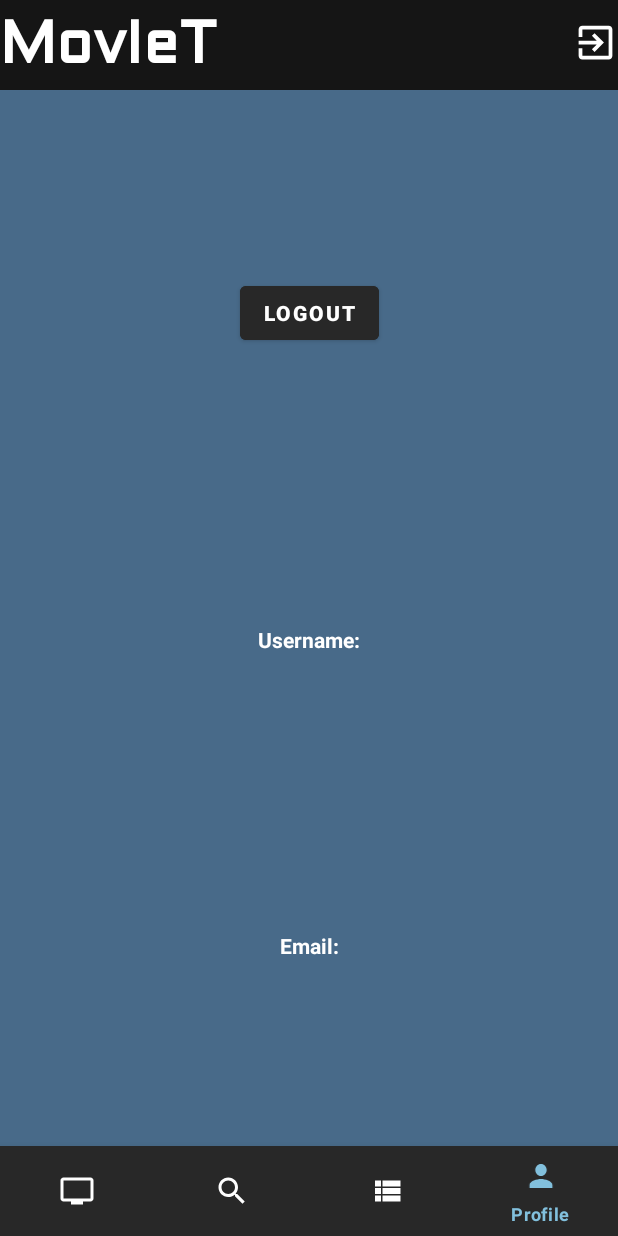
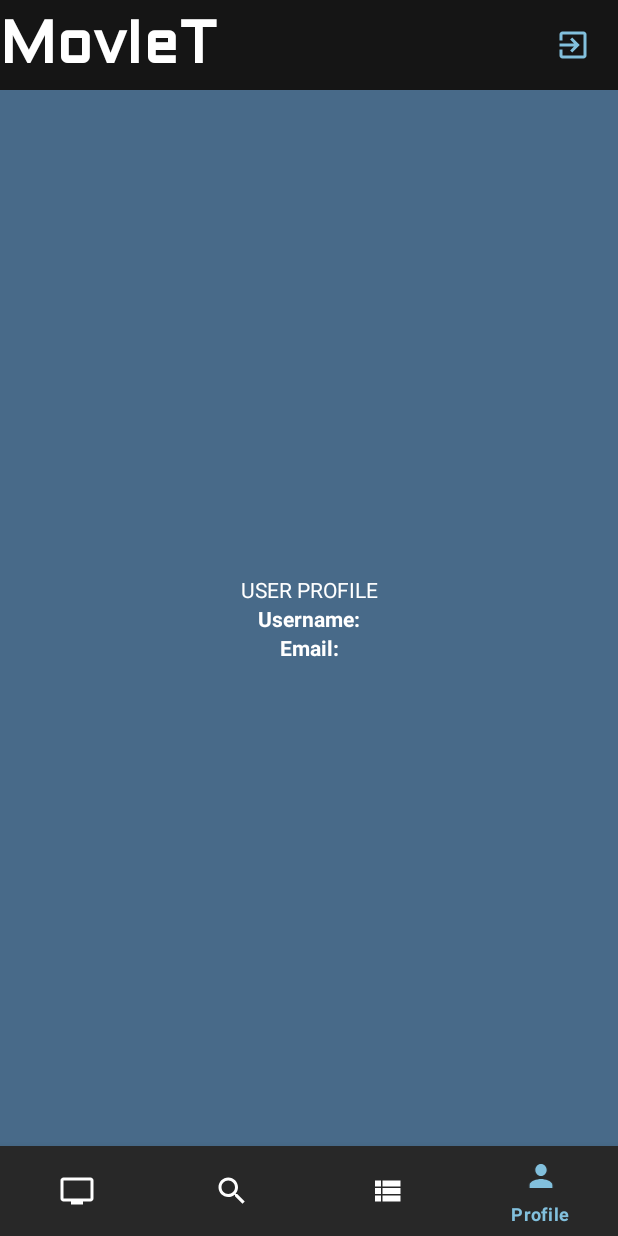
Before and after one commit to parisgiakoum/MovIeT-Android_Movie_Experience, an Android app: the MovieListsActivity screen opened directly, with no data from a screen before it, item 4 of the bottom bar chosen, on a phone screen of 412 x 824 dp. Run offline under Robolectric (Android 15) with nearby library versions, the phone set to English and light mode, and no system bars; our stand-ins replace Firebase (no records; nobody signed in at launch, a user with empty details on screens opened directly); network calls fail.

Commit message:
Moved logout functionality to top bar - changed button shape

```diff
--- a/app/src/main/java/com/regen21/moviet/MovieLists/MovieListsActivity.java
+++ b/app/src/main/java/com/regen21/moviet/MovieLists/MovieListsActivity.java
@@ -14,6 +14,8 @@ import androidx.appcompat.app.AppCompatActivity;
 import android.content.Intent;
 import android.os.Bundle;
 import android.view.MenuItem;
+import android.view.View;
+import android.widget.Button;
 import android.widget.Toast;
 
 public class MovieListsActivity extends AppCompatActivity {
@@ -23,10 +25,25 @@ public class MovieListsActivity extends AppCompatActivity {
         super.onCreate(savedInstanceState);
         setContentView(R.layout.activity_lists);
 
+
+        // MENUS
+        Button logoutBnt = findViewById(R.id.logout_btn);
+        if(FirebaseAuth.getInstance().getCurrentUser() != null) {
+            logoutBnt.setOnClickListener(new View.OnClickListener() {
+                @Override
+                public void onClick(View v) {
+                    FirebaseAuth.getInstance().signOut();
+                    Toast.makeText(getApplicationContext(), getString(R.string.logout_success), Toast.LENGTH_SHORT).show();
+                    logoutBnt.setVisibility(View.GONE);
+                }
+            });
+        }
+        else {
+            logoutBnt.setVisibility(View.GONE);
+        }
+
         //Find bottom nav view
         BottomNavigationView bottomNavigationView = findViewById(R.id.bottom_navigation);
-
-        //
         bottomNavigationView.setSelectedItemId(R.id.nav_lists);
 
         //Perform ItemSelectedListener
--- a/app/src/main/java/com/regen21/moviet/UserProfile/UserActivity.java
+++ b/app/src/main/java/com/regen21/moviet/UserProfile/UserActivity.java
@@ -36,17 +36,6 @@ public class UserActivity extends AppCompatActivity {
         super.onCreate(savedInstanceState);
         setContentView(R.layout.activity_user_profile);
 
-        // Logout Functionality
-        Button logoutBtn = findViewById(R.id.logout_btn);
-
-        logoutBtn.setOnClickListener(new View.OnClickListener() {
-            @Override
-            public void onClick(View v) {
-                FirebaseAuth.getInstance().signOut();
-                startActivity(new Intent(UserActivity.this, HomeActivity.class));
-            }
-        });
-
         user = FirebaseAuth.getInstance().getCurrentUser();
         reference = FirebaseDatabase.getInstance().getReference("Users");
         userID = user.getUid();
@@ -74,6 +63,22 @@ public class UserActivity extends AppCompatActivity {
                 Toast.makeText(UserActivity.this, getString(R.string.error_default), Toast.LENGTH_LONG).show();
             }
         });
+
+        // MENUS
+        Button logoutBnt = findViewById(R.id.logout_btn);
+        if(FirebaseAuth.getInstance().getCurrentUser() != null) {
+            logoutBnt.setOnClickListener(new View.OnClickListener() {
+                @Override
+                public void onClick(View v) {
+                    FirebaseAuth.getInstance().signOut();
+                    Toast.makeText(getApplicationContext(), getString(R.string.logout_success), Toast.LENGTH_SHORT).show();
+                    logoutBnt.setVisibility(View.GONE);
+                }
+            });
+        }
+        else {
+            logoutBnt.setVisibility(View.GONE);
+        }
 
         //Find bottom nav view
         BottomNavigationView bottomNavigationView = findViewById(R.id.bottom_navigation);
--- a/app/src/main/res/layout/activity_login.xml
+++ b/app/src/main/res/layout/activity_login.xml
@@ -11,8 +11,8 @@
     <!-- Arrow -->
     <Button
         android:id="@+id/login_back_btn"
-        android:layout_width="wrap_content"
-        android:layout_height="wrap_content"
+        android:layout_width="40dp"
+        android:layout_height="60dp"
         app:icon="@drawable/ic_baseline_arrow_back_24"
         style="@style/Widget.MaterialComponents.Button.TextButton.Icon"
         android:layout_marginTop="15dp"
--- a/app/src/main/res/layout/activity_menus.xml
+++ b/app/src/main/res/layout/activity_menus.xml
@@ -16,19 +16,19 @@
         android:textStyle="bold"
         android:background="@color/black"
         app:layout_constraintTop_toTopOf="parent"
-        app:layout_constraintRight_toLeftOf="@+id/logout_icon"
-        app:layout_constraintStart_toStartOf="parent" />
+        app:layout_constraintRight_toRightOf="parent"
+        app:layout_constraintStart_toStartOf="parent"
+        app:layout_constraintHorizontal_chainStyle="packed"/>
 
-    <TextView
-        android:id="@+id/logout_icon"
-        android:layout_width="30dp"
-        android:layout_height="30dp"
-        android:background="@drawable/ic_baseline_exit_to_app_24"
-        android:backgroundTint="@color/white"
-        android:layout_marginTop="13dp"
-        app:layout_constraintEnd_toEndOf="parent"
-        app:layout_constraintLeft_toRightOf="@id/title_text_home"
-        app:layout_constraintTop_toTopOf="parent" />
+    <Button
+        android:id="@+id/logout_btn"
+        android:layout_width="40dp"
+        android:layout_height="60dp"
+        android:layout_marginRight="10dp"
+        app:icon="@drawable/ic_baseline_exit_to_app_24"
+        style="@style/Widget.MaterialComponents.Button.TextButton.Icon"
+        app:layout_constraintRight_toRightOf="parent"
+        app:layout_constraintTop_toTopOf="parent"/>
 
     <com.google.android.material.bottomnavigation.BottomNavigationView
         android:id="@+id/bottom_navigation"
--- a/app/src/main/res/layout/activity_register.xml
+++ b/app/src/main/res/layout/activity_register.xml
@@ -14,8 +14,8 @@
 
     <Button
         android:id="@+id/register_back_btn"
-        android:layout_width="wrap_content"
-        android:layout_height="wrap_content"
+        android:layout_width="40dp"
+        android:layout_height="60dp"
         app:icon="@drawable/ic_baseline_arrow_back_24"
         style="@style/Widget.MaterialComponents.Button.TextButton.Icon"
         android:layout_marginTop="15dp"
--- a/app/src/main/res/layout/activity_retrieve_password.xml
+++ b/app/src/main/res/layout/activity_retrieve_password.xml
@@ -12,8 +12,8 @@
 
     <Button
         android:id="@+id/retrieve_back_btn"
-        android:layout_width="wrap_content"
-        android:layout_height="wrap_content"
+        android:layout_width="40dp"
+        android:layout_height="60dp"
         app:icon="@drawable/ic_baseline_arrow_back_24"
         style="@style/Widget.MaterialComponents.Button.TextButton.Icon"
         android:layout_marginTop="15dp"
--- a/app/src/main/res/layout/activity_user_profile.xml
+++ b/app/src/main/res/layout/activity_user_profile.xml
@@ -7,24 +7,15 @@
     android:background="@color/darker_blue">
 
     <TextView
+        android:id="@+id/txt_user_profile"
         android:layout_width="wrap_content"
         android:layout_height="wrap_content"
         android:text="USER PROFILE"
         app:layout_constraintLeft_toLeftOf="parent"
         app:layout_constraintRight_toRightOf="parent"
-        app:layout_constraintTop_toTopOf="parent" />
-
-    <Button
-        android:id="@+id/logout_btn"
-        android:layout_width="wrap_content"
-        android:layout_height="wrap_content"
-        android:text="logout"
-        android:textStyle="bold"
-        android:backgroundTint="@color/grey"
         app:layout_constraintTop_toTopOf="parent"
-        app:layout_constraintRight_toRightOf="parent"
-        app:layout_constraintLeft_toLeftOf="parent"
-        app:layout_constraintBottom_toTopOf="@id/usernameTitle"/>
+        app:layout_constraintBottom_toTopOf="@id/usernameTitle"
+        app:layout_constraintVertical_chainStyle="packed"/>/>
 
     <TextView
         android:id="@+id/usernameTitle"
@@ -32,7 +23,7 @@
         android:layout_height="wrap_content"
         android:text="Username:"
         android:textStyle="bold"
-        app:layout_constraintTop_toBottomOf="@id/logout_btn"
+        app:layout_constraintTop_toBottomOf="@id/txt_user_profile"
         app:layout_constraintLeft_toLeftOf="parent"
         app:layout_constraintRight_toLeftOf="@id/username"
         app:layout_constraintBottom_toTopOf="@id/EmailTitle"
@@ -43,7 +34,7 @@
         android:id="@+id/username"
         android:layout_width="wrap_content"
         android:layout_height="wrap_content"
-        app:layout_constraintTop_toBottomOf="@id/logout_btn"
+        app:layout_constraintTop_toBottomOf="@id/txt_user_profile"
         app:layout_constraintLeft_toRightOf="@id/usernameTitle"
         app:layout_constraintRight_toRightOf="parent"
         app:layout_constraintBottom_toTopOf="@id/EmailTitle"/>
@@ -67,8 +58,7 @@
         android:textStyle="bold"
         app:layout_constraintTop_toBottomOf="@id/usernameTitle"
         app:layout_constraintLeft_toRightOf="@id/EmailTitle"
-        app:layout_constraintRight_toRightOf="parent"
-        app:layout_constraintBottom_toBottomOf="parent"/>
+        app:layout_constraintRight_toRightOf="parent"/>
 
     <include
         layout="@layout/activity_menus"
```
Also changed, not shown: app/src/main/java/com/regen21/moviet/Home/HomeActivity.java (+18 -1 lines), app/src/main/java/com/regen21/moviet/SearchMovie/SearchMovieActivity.java (+19 -2 lines), app/src/main/res/values/strings.xml (+1 -17 lines).
